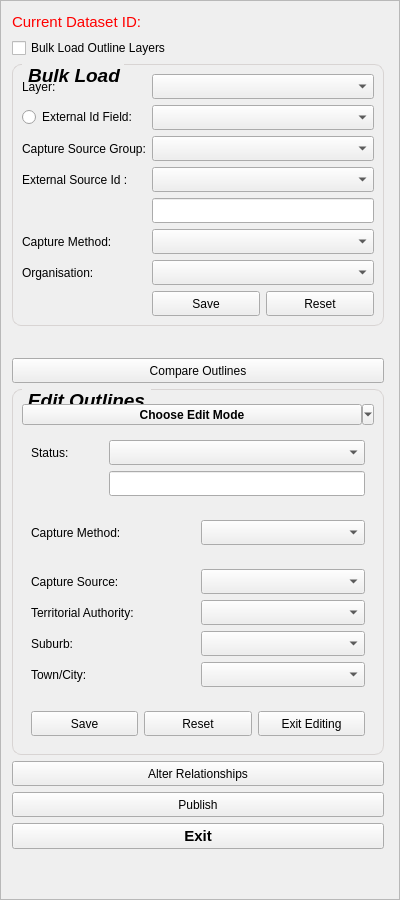
Above: buildings/gui/bulk_load.ui from linz/nz-buildings before the change. Below: the same form after it.
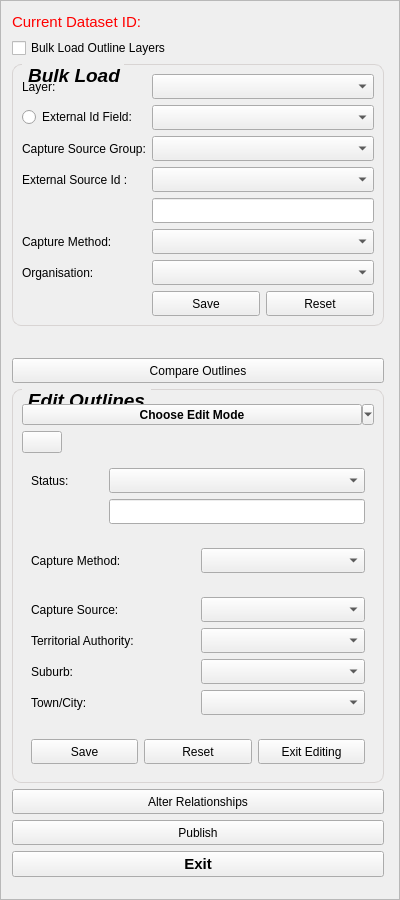
That is the form after the change. Custom widgets are drawn as their Qt base class.

Commit message:
add circle button
allow user to draw circles by clicking on the center and and edge of feature

Patch:
```diff
--- a/buildings/gui/bulk_load.ui
+++ b/buildings/gui/bulk_load.ui
@@ -79,7 +79,7 @@
         <x>0</x>
         <y>0</y>
         <width>377</width>
-        <height>936</height>
+        <height>971</height>
        </rect>
       </property>
       <property name="sizePolicy">
@@ -561,6 +561,36 @@
             </property>
            </widget>
           </item>
+          <item>
+           <layout class="QHBoxLayout" name="horizontalLayout_2">
+            <item>
+             <widget class="QPushButton" name="btn_circle">
+              <property name="maximumSize">
+               <size>
+                <width>60</width>
+                <height>16777215</height>
+               </size>
+              </property>
+              <property name="text">
+               <string/>
+              </property>
+             </widget>
+            </item>
+            <item>
+             <spacer name="horizontalSpacer_3">
+              <property name="orientation">
+               <enum>Qt::Horizontal</enum>
+              </property>
+              <property name="sizeHint" stdset="0">
+               <size>
+                <width>1</width>
+                <height>10</height>
+               </size>
+              </property>
+             </spacer>
+            </item>
+           </layout>
+          </item>
           <item>
            <widget class="QWidget" name="layout_status" native="true">
             <property name="sizePolicy">
```
Left out of the diff: 5 changed lines with no effect on the pictures. The commit also changes 4 other files.
